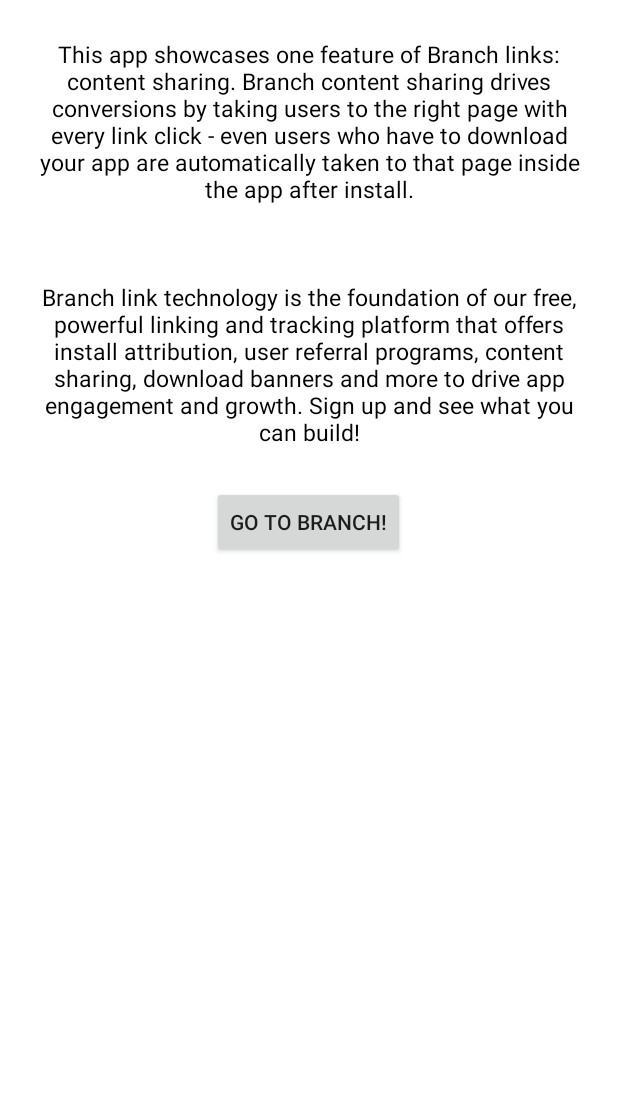
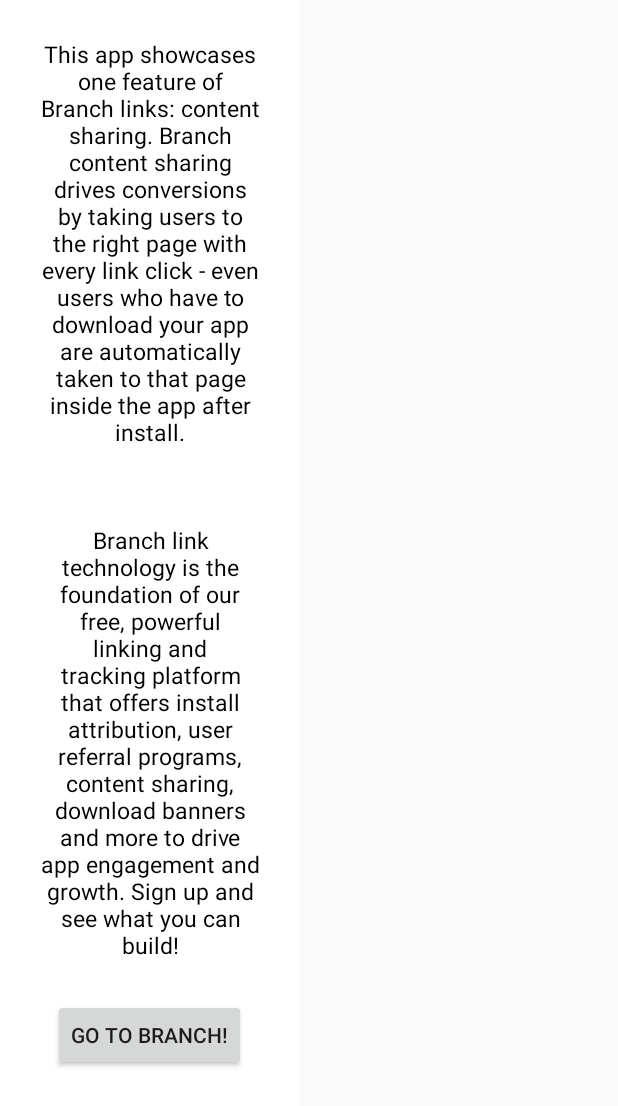
Before and after one commit to BranchMetrics/Branch-Example-Deep-Linking-Branchster-Android, an Android app: the layout fragment_info.xml on its own in the app's theme, with its tools: preview values and no code run, on a phone screen of 412 x 824 dp. Shown: the top 1106 px of the screen. Run offline under Robolectric (Android 15) with nearby library versions, the phone set to English and light mode, and no system bars.

Commit message:
added transparent infoActivity

```diff
--- a/app/build.gradle
+++ b/app/build.gradle
@@ -46,8 +46,8 @@
 dependencies {
     implementation fileTree(include: ['*.jar'], dir: 'libs')
     implementation 'androidx.multidex:multidex:2.0.1'
-    implementation ('io.branch.sdk.android:library:4.1.2')
-//    api project(":BranchSDK-local")
+//    implementation ('io.branch.sdk.android:library:4.1.2')
+    api project(":BranchSDK-local")
     implementation 'androidx.constraintlayout:constraintlayout:1.1.3'
     implementation 'androidx.appcompat:appcompat:1.1.0'
     implementation 'androidx.leanback:leanback:1.0.0'
--- a/app/src/main/AndroidManifest.xml
+++ b/app/src/main/AndroidManifest.xml
@@ -59,6 +59,12 @@
             android:theme="@style/Theme.Default">
         </activity>
 
+        <activity
+            android:name="io.branch.branchster.InfoActivity"
+            android:launchMode="singleInstance"
+            android:theme="@style/Theme.Translucent">
+        </activity>
+
         <receiver
             android:name="io.branch.referral.InstallListener"
             android:exported="true">
--- a/app/src/main/res/layout/fragment_info.xml
+++ b/app/src/main/res/layout/fragment_info.xml
@@ -3,7 +3,7 @@
     xmlns:tools="http://schemas.android.com/tools"
     tools:context="io.branch.branchster.fragment.InfoFragment"
     android:orientation="vertical"
-    android:layout_width="match_parent"
+    android:layout_width="200dp"
     android:layout_height="match_parent"
     android:tag="info_container"
     android:background="@android:color/background_light">
--- a/app/src/main/res/values/style.xml
+++ b/app/src/main/res/values/style.xml
@@ -6,18 +6,18 @@
     </style>
 
     <style name="Theme.Default" parent="android:Theme.Holo.Light.DarkActionBar"/>
-<!--    <style name="Theme.Translucent" parent="Theme.Default">-->
-<!--        <item name="android:windowIsTranslucent">true</item>-->
-<!--        <item name="android:windowNoTitle">true</item>-->
-<!--        <item name="android:windowBackground">@android:color/transparent</item>-->
-<!--        <item name="android:backgroundDimEnabled">true</item>-->
-<!--        <item name="android:windowTranslucentStatus" tools:targetApi="kitkat">false</item>-->
-<!--        <item name="android:windowTranslucentNavigation" tools:targetApi="kitkat">false</item>-->
-<!--        <item name="android:windowDrawsSystemBarBackgrounds" tools:targetApi="lollipop">false</item>-->
-<!--        <item name="android:windowContentOverlay">@null</item>-->
-<!--        <item name="colorControlActivated">?attr/colorControlHighlight</item>-->
-<!--        <item name="listPreferredItemPaddingStart">?attr/dialogPreferredPadding</item>-->
-<!--        <item name="listPreferredItemPaddingEnd">?attr/dialogPreferredPadding</item>-->
-<!--    </style>-->
+    <style name="Theme.Translucent" parent="Theme.Default">
+        <item name="android:windowIsTranslucent">true</item>
+        <item name="android:windowNoTitle">true</item>
+        <item name="android:windowBackground">@android:color/transparent</item>
+        <item name="android:backgroundDimEnabled">true</item>
+        <item name="android:windowTranslucentStatus" tools:targetApi="kitkat">false</item>
+        <item name="android:windowTranslucentNavigation" tools:targetApi="kitkat">false</item>
+        <item name="android:windowDrawsSystemBarBackgrounds" tools:targetApi="lollipop">false</item>
+        <item name="android:windowContentOverlay">@null</item>
+        <item name="colorControlActivated">?attr/colorControlHighlight</item>
+        <item name="listPreferredItemPaddingStart">?attr/dialogPreferredPadding</item>
+        <item name="listPreferredItemPaddingEnd">?attr/dialogPreferredPadding</item>
+    </style>
 
 </resources>
--- a/settings.gradle
+++ b/settings.gradle
@@ -1,3 +1,3 @@
 include ':app'
-//include ':BranchSDK-local'
-//project(':BranchSDK-local').projectDir = new File(settingsDir, '../../android-branch-deep-linking-attribution/Branch-SDK')
+include ':BranchSDK-local'
+project(':BranchSDK-local').projectDir = new File(settingsDir, '../../android-branch-deep-linking-attribution/Branch-SDK')
```
Also changed, not shown: app/src/main/java/io/branch/branchster/InfoActivity.java (added, +32 -0 lines), app/src/main/java/io/branch/branchster/MonsterViewerActivity.java (+9 -7 lines), gradle.properties (+27 -27 lines).
